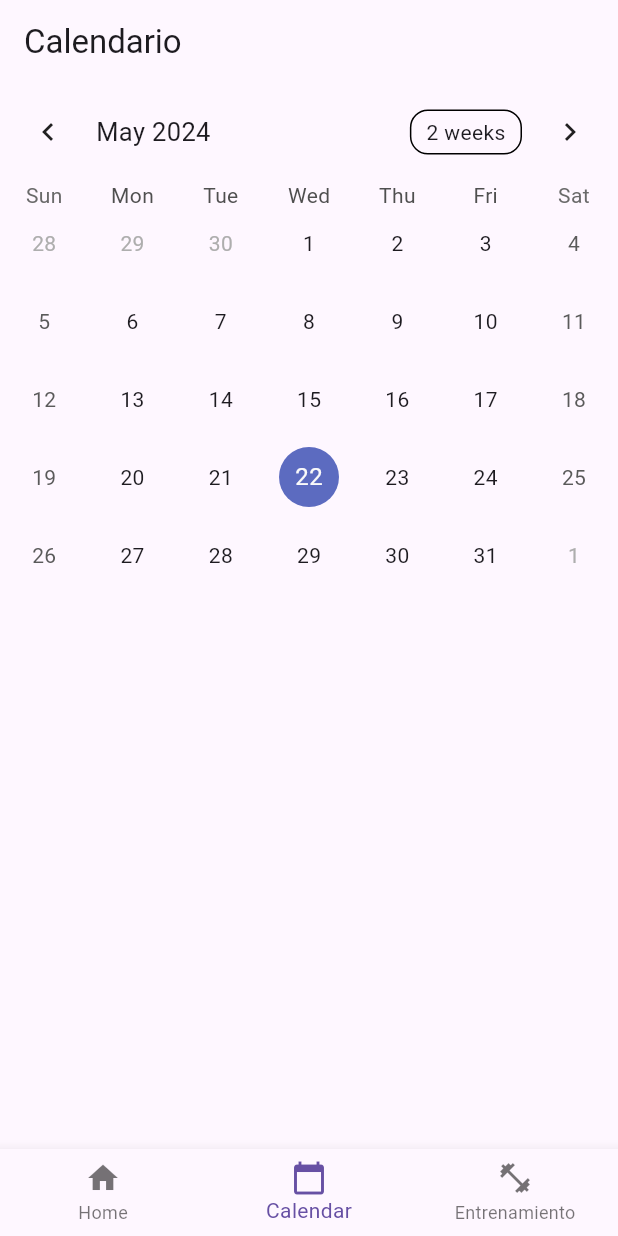
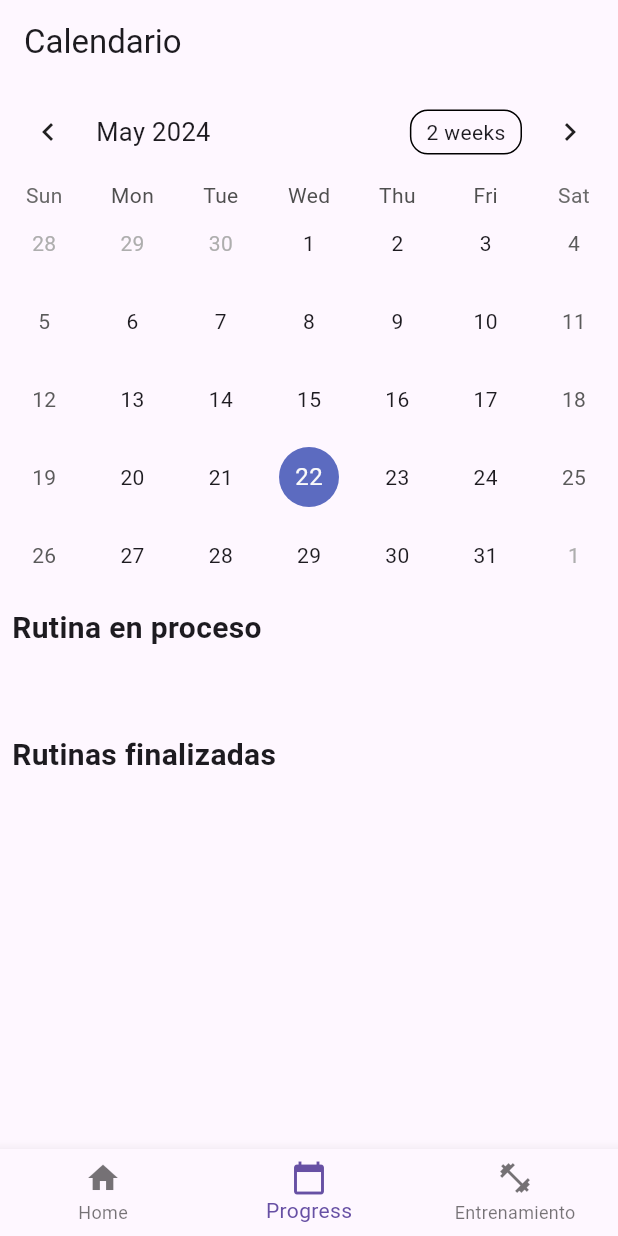
Before and after one commit to MariaBelenF/TP3Proyecto, a Flutter app: the CalendarScreen screen opened by its route, on a phone screen of 412 x 824 dp. Run offline on Flutter 3.47's test engine with Material 3 defaults, Android fonts, the phone set to English and light mode, and no system bars; drawn by our look-alikes of table_calendar; our stand-ins replace go_router, google_fonts; accounts and stored records are empty; Roboto replaces fonts that are missing (Philosopher).

Commit message:
actualizaciones en home, calendar screen y exercise screen

```diff
--- a/lib/core/app_router.dart
+++ b/lib/core/app_router.dart
@@ -44,7 +44,7 @@ final appRouter = GoRouter(routes: [
       builder: ((context, state) => CalendarScreen()),
       name: CalendarScreen.name),
   GoRoute(
-      path: '/routines',
+      path: '/routine',
       builder: (context, state) => RoutineScreen(),
       name: RoutineScreen.name)
 ]);
--- a/lib/presentation/bottom_navigation_bar.dart
+++ b/lib/presentation/bottom_navigation_bar.dart
@@ -17,7 +17,7 @@ class CustomBottomNavigationBar extends StatelessWidget{
         ),
         BottomNavigationBarItem(
           icon: Icon(Icons.calendar_today),
-          label: 'Calendar',
+          label: 'Progress',
         ),
         BottomNavigationBarItem(
           icon: Icon(Icons.fitness_center),
--- a/lib/presentation/calendar_screen.dart
+++ b/lib/presentation/calendar_screen.dart
@@ -68,6 +68,7 @@ class _CalendarScreenState extends State<CalendarScreen> {
         title: Text('Calendario'),
       ),
       body: Column(
+         crossAxisAlignment: CrossAxisAlignment.start,
         children: [
           TableCalendar(
             firstDay: DateTime.utc(2022, 1, 1),
@@ -107,11 +108,20 @@ class _CalendarScreenState extends State<CalendarScreen> {
           ),
           Padding(
             padding: const EdgeInsets.all(8.0),
+            child: Text('Rutina en proceso',
+            style: TextStyle(
+                fontSize: 20,
+                fontWeight: FontWeight.bold,
+              ),
+              )
+            ),
+          Padding(
+            padding: const EdgeInsets.all(8.0),
             child: Text(
               routineTitle,
               style: TextStyle(
-                fontSize: 20,
-                fontWeight: FontWeight.bold,
+                fontSize: 17,
+
               ),
             ),
           ),
@@ -132,8 +142,8 @@ class _CalendarScreenState extends State<CalendarScreen> {
                     _selectedDay.month,
                     day,
                   ))
-                      ? Colors.green
-                      : Colors.grey,
+                      ? Color.fromARGB(255, 41, 42, 92)
+                      : Color.fromARGB(255, 156, 73, 136),
                   child: Text(
                     day.toString(),
                     style: TextStyle(color: Colors.white),
@@ -141,6 +151,16 @@ class _CalendarScreenState extends State<CalendarScreen> {
                 ),
               );
             }).toList(),
+          ),
+          Padding(
+            padding: const EdgeInsets.all(8.0),
+            child: Text(
+              'Rutinas finalizadas',
+              style: TextStyle(
+                fontSize: 20,
+                fontWeight: FontWeight.bold,
+              ),
+            ),
           ),
           Expanded(
             child: ValueListenableBuilder<List<dynamic>>(
```
Also changed, not shown: lib/presentation/exercise_screen.dart (+36 -3 lines), lib/presentation/home_screen.dart (+7 -16 lines), lib/presentation/routine_screen.dart (+39 -4 lines).
